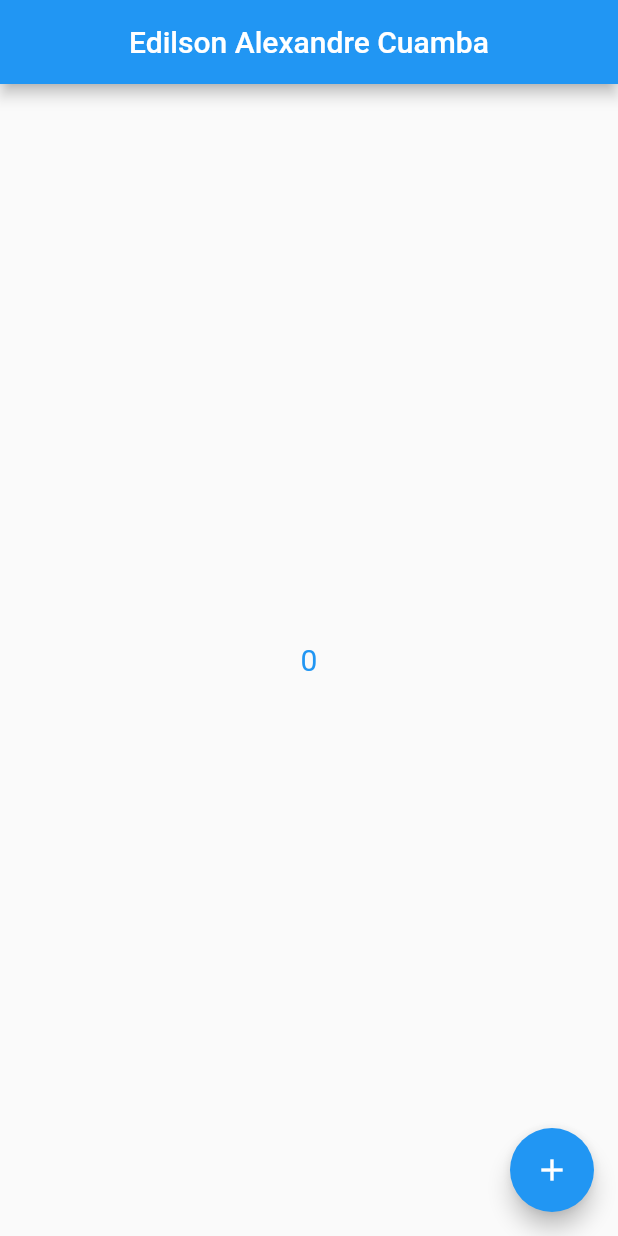
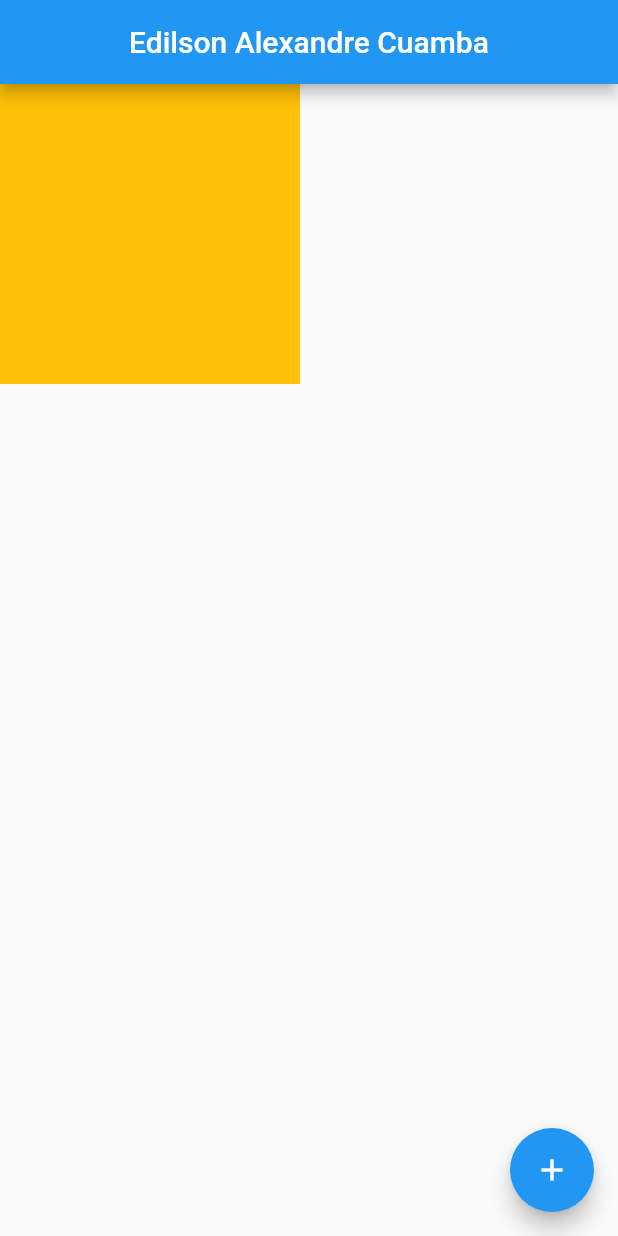
Before and after one commit to EACUAMBA/curso-de-flutter-by-flutterando, a Flutter app: the screen it shows after launch, on a phone screen of 412 x 824 dp. Run offline on Flutter 3.47's test engine with Material 2 defaults, Android fonts, the phone set to English and light mode, and no system bars.

Commit message:
Os widgets Container() são widgets que usam o conceito single render, por isso se colocarmos um como chid do outro veremos que algumas caracteristicas o reder vai herdar do outro.

```diff
--- a/lib/home_page.dart
+++ b/lib/home_page.dart
@@ -5,7 +5,7 @@ import 'package:flutter/material.dart';
 class HomePage extends StatefulWidget {
   @override
   State<StatefulWidget> createState() {
-    // Retornamos o estado da tela
+    // Retornamos o estado actual da tela
     return HomePageState();
   }
 }
@@ -17,25 +17,25 @@ class HomePageState extends State<HomePage> {
   @override
   Widget build(BuildContext context) {
     return Container(
-      child: new Scaffold(
-        appBar: new AppBar(
+      //O scaffold é um widget que tem uma aparencia bonita. ele e o Material funcionam do mesmo jeito, a diferença é que o Scaffold já é completo.
+      child:  Scaffold(
+        appBar:  AppBar(
           centerTitle: true,
-          title: new Text("Edilson Alexandre Cuamba"),
+          title:  const Text("Edilson Alexandre Cuamba"),
         ),
-        body: new Center(
-          child: new GestureDetector(
-            child: new Text(count.toString(), style: new TextStyle(fontSize: 20, color: Colors.blue),),
-            onTap: (){
-              setState(() {
-                count++;
-              });
-            },
+        body:  Container(
+          width: 200,
+          height: 200,
+          color: Colors.blueAccent,
+          //Como estamos usando apenas um reder ele está herdando algumas caracteristicas do seu pai, nesta situação herda a dimensão.
+          child: Container(
+            width: 100,
+            height: 100,
+            color: Colors.amber,
           ),
         ),
-        floatingActionButton: new FloatingActionButton(
-          child: new Icon(
-              Icons.add
-          ),
+        floatingActionButton:  FloatingActionButton(
+          child:  const Icon(Icons.add),
           onPressed: (){
             setState(() {
               count++;
```
